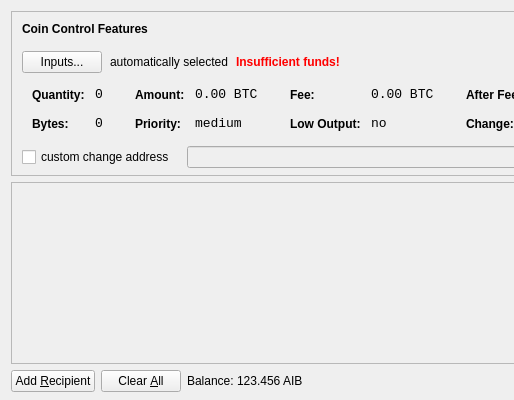
The window that src/qt/forms/sendcoinsdialog.ui (minersc/msc) describes before a commit, drawn with Qt 5; both pictures show x 0 to 514 and y 0 to 400 of the 850 by 400 pixel window.
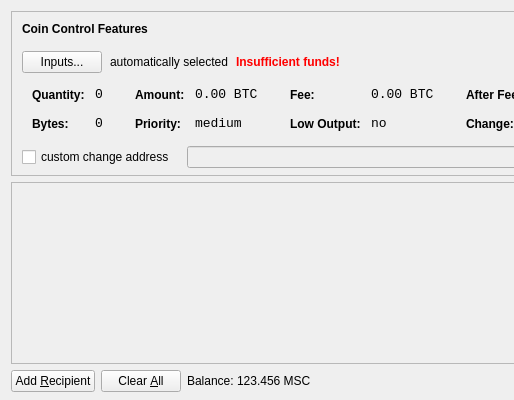
The same window after the commit. Icons and pictures are not drawn.

Diff of the .ui file:
```diff
--- a/src/qt/forms/sendcoinsdialog.ui
+++ b/src/qt/forms/sendcoinsdialog.ui
@@ -720,7 +720,7 @@
           <cursorShape>IBeamCursor</cursorShape>
          </property>
          <property name="text">
-          <string>123.456 AIB</string>
+          <string>123.456 MSC</string>
          </property>
          <property name="textInteractionFlags">
           <set>Qt::LinksAccessibleByMouse|Qt::TextSelectableByKeyboard|Qt::TextSelectableByMouse</set>
```
